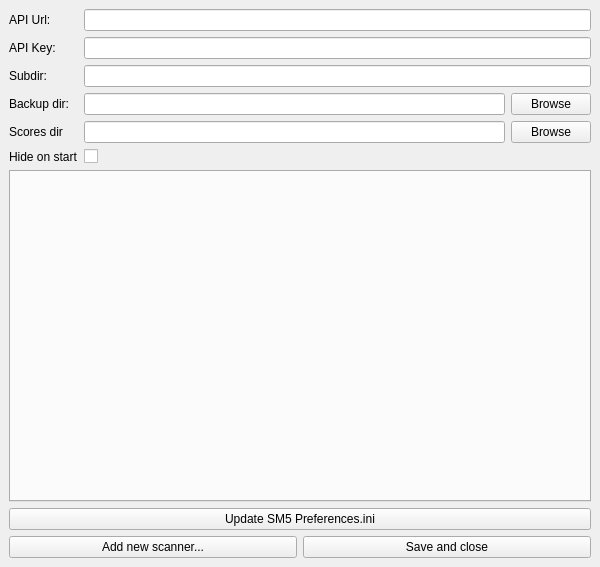
electromuis/padmiss-client, file ui/config-window.ui: the form before one commit.
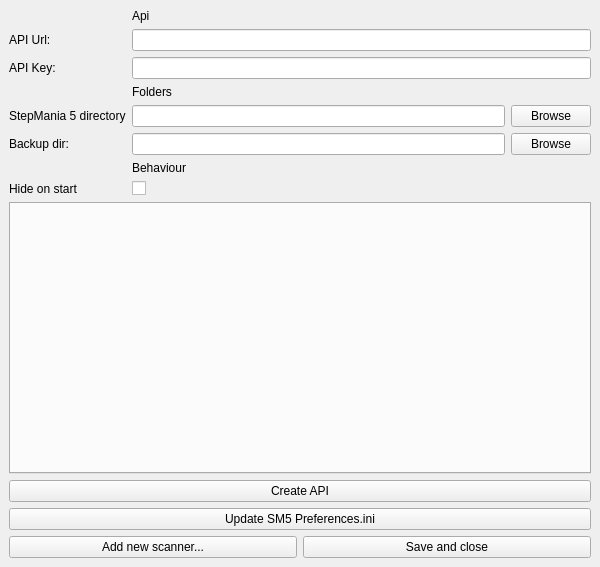
The form after the commit.

The edit to the form file:
```diff
--- a/ui/config-window.ui
+++ b/ui/config-window.ui
@@ -20,34 +20,69 @@
       <property name="sizeConstraint">
        <enum>QLayout::SetDefaultConstraint</enum>
       </property>
-      <item row="0" column="0">
+      <item row="0" column="1">
+       <widget class="QLabel" name="label_7">
+        <property name="text">
+         <string>Api</string>
+        </property>
+       </widget>
+      </item>
+      <item row="1" column="0">
        <widget class="QLabel" name="label">
         <property name="text">
          <string>API Url:</string>
         </property>
        </widget>
       </item>
-      <item row="0" column="1">
+      <item row="1" column="1">
        <widget class="QLineEdit" name="padmiss_api_url"/>
       </item>
-      <item row="1" column="0">
+      <item row="2" column="0">
        <widget class="QLabel" name="label_2">
         <property name="text">
          <string>API Key:</string>
         </property>
        </widget>
       </item>
-      <item row="1" column="1">
+      <item row="2" column="1">
        <widget class="QLineEdit" name="api_key"/>
       </item>
-      <item row="3" column="0">
+      <item row="3" column="1">
+       <widget class="QLabel" name="label_8">
+        <property name="text">
+         <string>Folders</string>
+        </property>
+       </widget>
+      </item>
+      <item row="4" column="0">
+       <widget class="QLabel" name="label_10">
+        <property name="text">
+         <string>StepMania 5 directory</string>
+        </property>
+       </widget>
+      </item>
+      <item row="4" column="1">
+       <layout class="QHBoxLayout" name="horizontalLayout_4">
+        <item>
+         <widget class="QLineEdit" name="stepmania_dir"/>
+        </item>
+        <item>
+         <widget class="QPushButton" name="stepmania_dir_browse">
+          <property name="text">
+           <string>Browse</string>
+          </property>
+         </widget>
+        </item>
+       </layout>
+      </item>
+      <item row="5" column="0">
        <widget class="QLabel" name="label_3">
         <property name="text">
          <string>Backup dir:</string>
         </property>
        </widget>
       </item>
-      <item row="3" column="1">
+      <item row="5" column="1">
        <layout class="QHBoxLayout" name="horizontalLayout">
         <item>
          <widget class="QLineEdit" name="backup_dir"/>
@@ -61,45 +96,21 @@
         </item>
        </layout>
       </item>
-      <item row="2" column="0">
-       <widget class="QLabel" name="label_4">
+      <item row="7" column="1">
+       <widget class="QLabel" name="label_9">
         <property name="text">
-         <string>Subdir:</string>
+         <string>Behaviour</string>
         </property>
        </widget>
       </item>
-      <item row="2" column="1">
-       <widget class="QLineEdit" name="profile_dir_name"/>
-      </item>
-      <item row="4" column="0">
-       <widget class="QLabel" name="label_5">
-        <property name="text">
-         <string>Scores dir</string>
-        </property>
-       </widget>
-      </item>
-      <item row="4" column="1">
-       <layout class="QHBoxLayout" name="horizontalLayout_2">
-        <item>
-         <widget class="QLineEdit" name="scores_dir"/>
-        </item>
-        <item>
-         <widget class="QPushButton" name="scores_dir_browse">
-          <property name="text">
-           <string>Browse</string>
-          </property>
-         </widget>
-        </item>
-       </layout>
-      </item>
-      <item row="5" column="0">
+      <item row="8" column="0">
        <widget class="QLabel" name="label_6">
         <property name="text">
          <string>Hide on start</string>
         </property>
        </widget>
       </item>
-      <item row="5" column="1">
+      <item row="8" column="1">
        <widget class="QCheckBox" name="hide_on_start">
         <property name="text">
          <string/>
@@ -118,6 +129,13 @@
       </property>
      </widget>
     </item>
+    <item>
+     <widget class="QPushButton" name="create_api">
+      <property name="text">
+       <string>Create API</string>
+      </property>
+     </widget>
+    </item>
     <item>
      <widget class="QPushButton" name="sm5_config">
       <property name="text">
```
